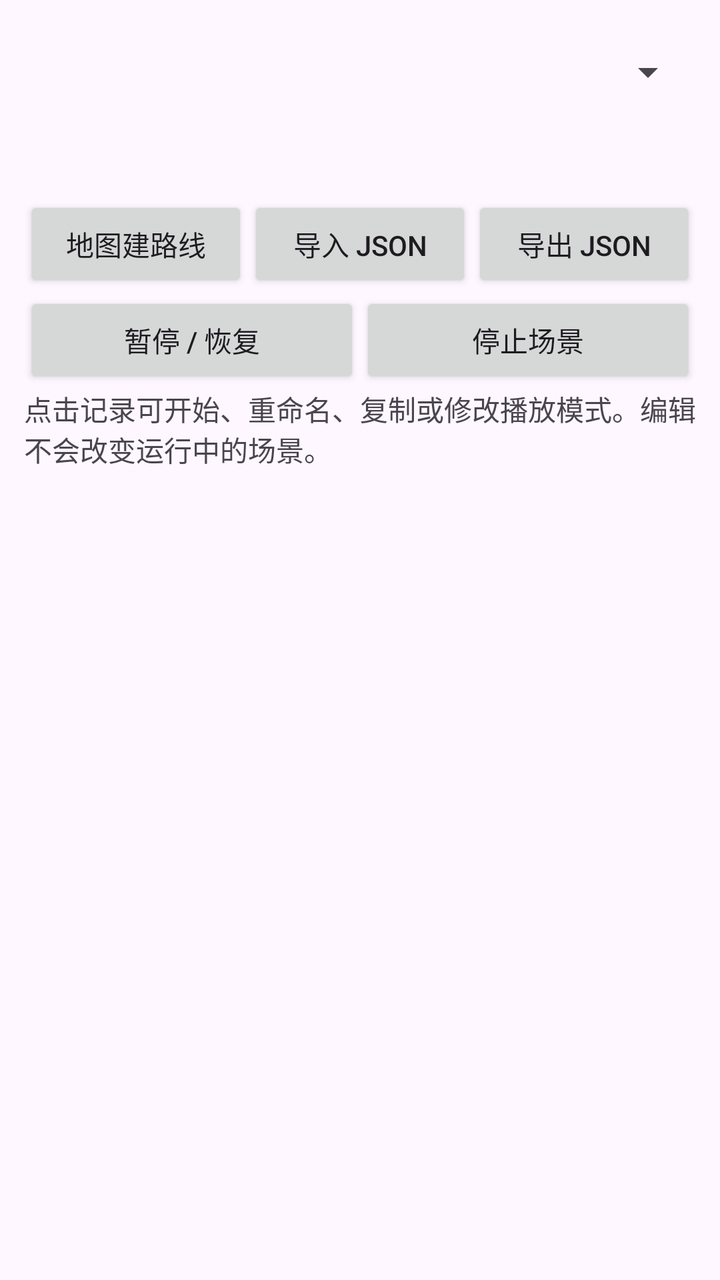
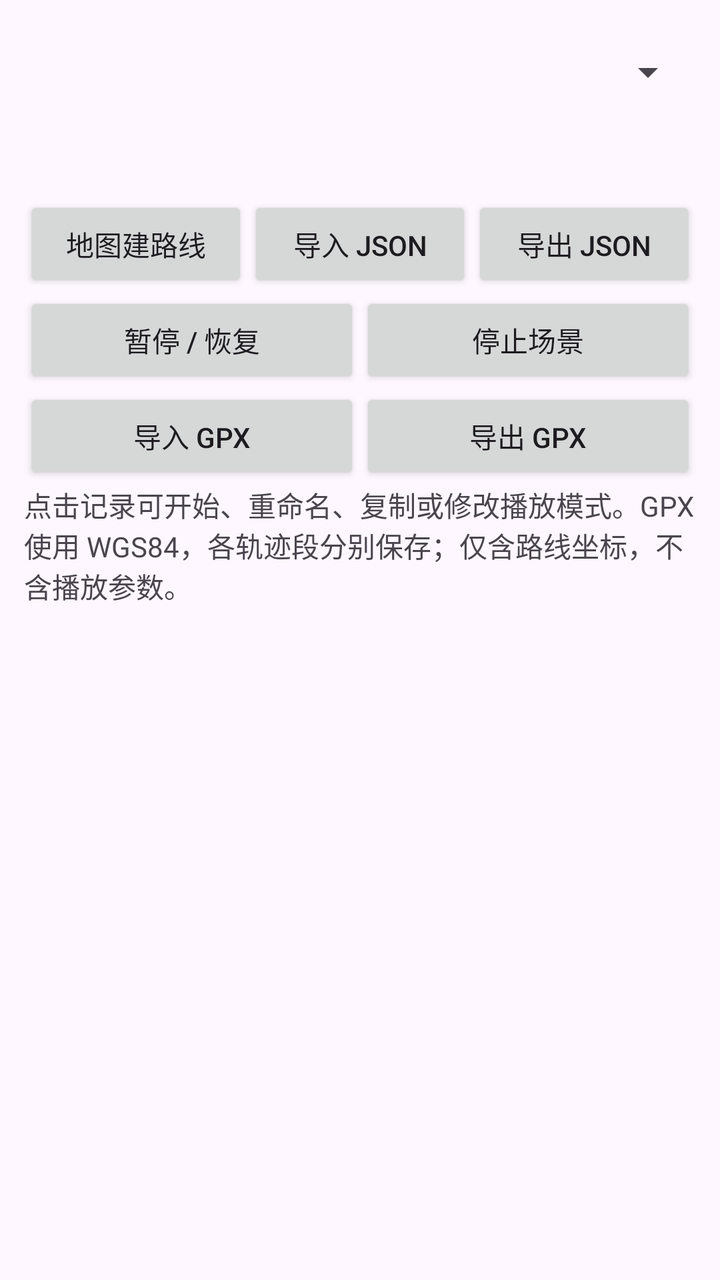

The first picture is an Android layout as it rendered before a commit; the second is the same layout after the commit. The layout source and the unified diff follow.
<!-- AndroidManifest.xml: application theme AppTheme -->
<!-- res/layout/fragment_route_mock.xml -->
<?xml version="1.0" encoding="utf-8"?>
<LinearLayout xmlns:android="http://schemas.android.com/apk/res/android" android:layout_width="match_parent"
    android:layout_height="match_parent" android:orientation="vertical" android:padding="12dp">
    <Spinner android:id="@+id/library_kind" android:layout_width="match_parent" android:layout_height="48dp" android:contentDescription="资料库类型" />
    <TextView android:id="@+id/library_status" android:layout_width="match_parent" android:layout_height="wrap_content" />
    <TextView android:id="@+id/runtime_status" android:layout_width="match_parent" android:layout_height="wrap_content" />
    <LinearLayout android:layout_width="match_parent" android:layout_height="wrap_content" android:orientation="horizontal">
        <Button android:id="@+id/add_route" android:layout_width="0dp" android:layout_height="wrap_content" android:layout_weight="1" android:text="地图建路线" />
        <Button android:id="@+id/import_library" android:layout_width="0dp" android:layout_height="wrap_content" android:layout_weight="1" android:text="导入 JSON" />
        <Button android:id="@+id/export_library" android:layout_width="0dp" android:layout_height="wrap_content" android:layout_weight="1" android:text="导出 JSON" />
    </LinearLayout>
    <LinearLayout android:layout_width="match_parent" android:layout_height="wrap_content" android:orientation="horizontal">
        <Button android:id="@+id/pause_resume" android:layout_width="0dp" android:layout_height="wrap_content" android:layout_weight="1" android:text="暂停 / 恢复" />
        <Button android:id="@+id/stop_scene" android:layout_width="0dp" android:layout_height="wrap_content" android:layout_weight="1" android:text="停止场景" />
    </LinearLayout>
    <TextView android:layout_width="match_parent" android:layout_height="wrap_content" android:text="点击记录可开始、重命名、复制或修改播放模式。编辑不会改变运行中的场景。" />
    <ListView android:id="@+id/library_items" android:layout_width="match_parent" android:layout_height="0dp" android:layout_weight="1" />
</LinearLayout>
<!-- resources referenced by this layout -->
<resources>
  <style name="AppTheme" parent="Theme.Material3.DayNight.NoActionBar">
          <item name="colorPrimary">@color/primary</item>
          <item name="colorPrimaryInverse">@color/primary_dark</item>
          <item name="colorSecondary">@color/accent</item>
          <item name="colorSurface">@color/surface</item>
          <item name="colorOnSurface">@color/text_primary</item>
          <item name="colorOnPrimary">@color/white</item>
          <item name="android:statusBarColor">@android:color/transparent</item>
          <item name="android:navigationBarColor">@android:color/transparent</item>
          <item name="android:windowLightStatusBar">true</item>
          <item name="android:windowLightNavigationBar">true</item>
          <item name="windowActionModeOverlay">true</item>
          <item name="windowActionBar">false</item>
          <item name="windowNoTitle">true</item>
          <item name="android:windowDrawsSystemBarBackgrounds">true</item>
      </style>
  <color name="primary">#3B82F6</color>
  <color name="primary_dark">#1D4ED8</color>
  <color name="accent">#4F46E5</color>
  <color name="surface">#F8FAFC</color>
  <color name="text_primary">#0F172A</color>
  <color name="white">#FFFFFFFF</color>
</resources>

<!-- the commit's change to res/layout/fragment_route_mock.xml (unified diff, before → after) -->
@@ -13,6 +13,10 @@
         <Button android:id="@+id/pause_resume" android:layout_width="0dp" android:layout_height="wrap_content" android:layout_weight="1" android:text="暂停 / 恢复" />
         <Button android:id="@+id/stop_scene" android:layout_width="0dp" android:layout_height="wrap_content" android:layout_weight="1" android:text="停止场景" />
     </LinearLayout>
-    <TextView android:layout_width="match_parent" android:layout_height="wrap_content" android:text="点击记录可开始、重命名、复制或修改播放模式。编辑不会改变运行中的场景。" />
+    <LinearLayout android:layout_width="match_parent" android:layout_height="wrap_content" android:orientation="horizontal">
+        <Button android:id="@+id/import_gpx" android:layout_width="0dp" android:layout_height="wrap_content" android:layout_weight="1" android:text="导入 GPX" />
+        <Button android:id="@+id/export_gpx" android:layout_width="0dp" android:layout_height="wrap_content" android:layout_weight="1" android:text="导出 GPX" />
+    </LinearLayout>
+    <TextView android:layout_width="match_parent" android:layout_height="wrap_content" android:text="点击记录可开始、重命名、复制或修改播放模式。GPX 使用 WGS84，各轨迹段分别保存；仅含路线坐标，不含播放参数。" />
     <ListView android:id="@+id/library_items" android:layout_width="match_parent" android:layout_height="0dp" android:layout_weight="1" />
 </LinearLayout>
